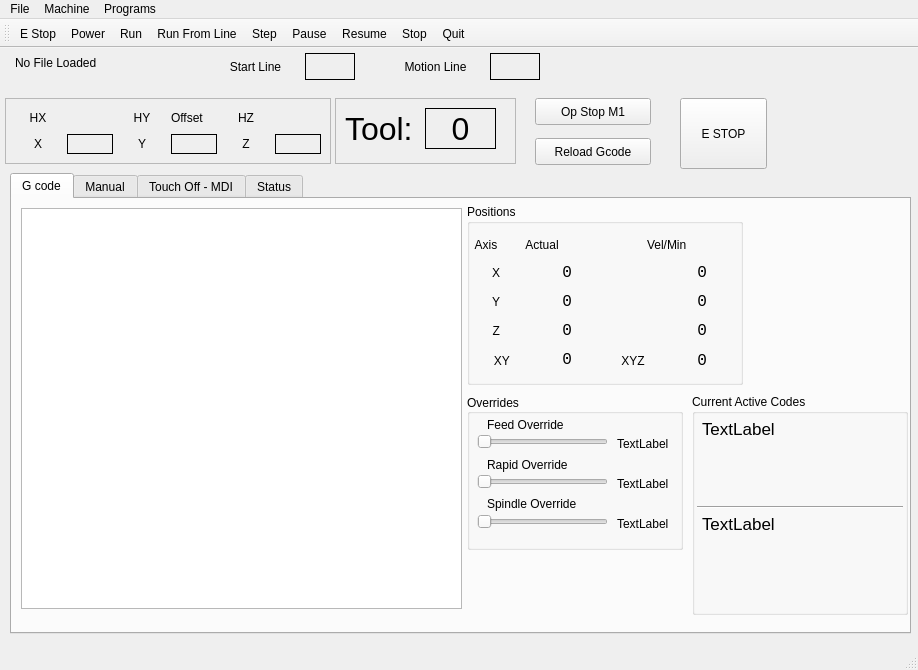
The window that examples/mill_3/mill_3.ui (jethornton/flexgui) describes before a commit, drawn with Qt 5.
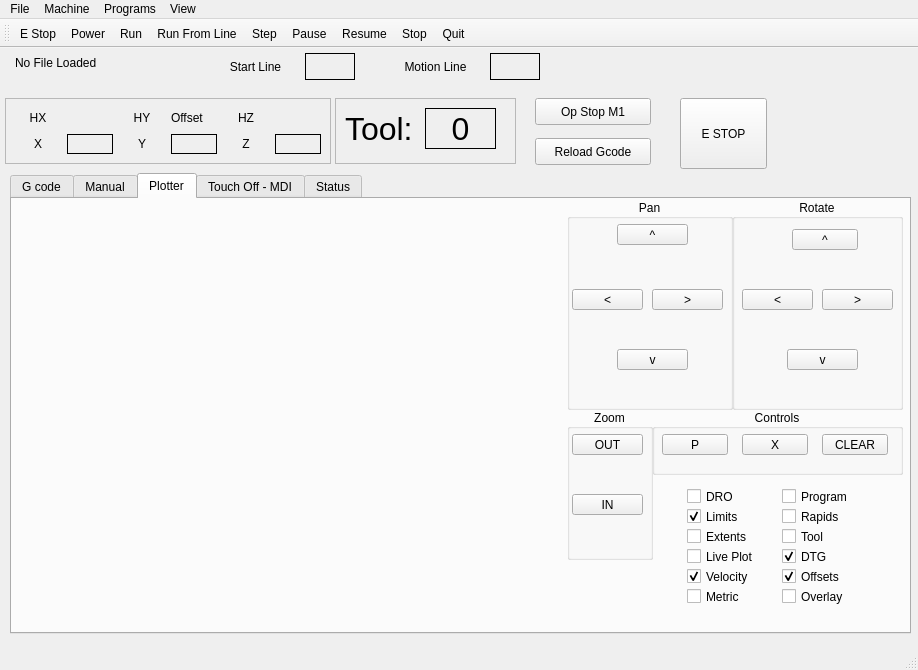
The same window after the commit. The open tabs and pages were chosen to show the change.

Commit message: 07/31/2024 push plot UI changes for mill_3 rpi_mill_3

```diff
--- a/examples/mill_3/mill_3.ui
+++ b/examples/mill_3/mill_3.ui
@@ -1469,6 +1469,443 @@
       </widget>
      </widget>
     </widget>
+    <widget class="QWidget" name="tab_3">
+     <attribute name="title">
+      <string>Plotter</string>
+     </attribute>
+     <widget class="QGroupBox" name="groupBox_14">
+      <property name="geometry">
+       <rect>
+        <x>720</x>
+        <y>0</y>
+        <width>171</width>
+        <height>211</height>
+       </rect>
+      </property>
+      <property name="title">
+       <string>Rotate</string>
+      </property>
+      <property name="alignment">
+       <set>Qt::AlignCenter</set>
+      </property>
+      <widget class="QPushButton" name="view_rotate_left_pb">
+       <property name="geometry">
+        <rect>
+         <x>10</x>
+         <y>90</y>
+         <width>71</width>
+         <height>21</height>
+        </rect>
+       </property>
+       <property name="text">
+        <string>&lt;</string>
+       </property>
+      </widget>
+      <widget class="QPushButton" name="view_rotate_right_pb">
+       <property name="geometry">
+        <rect>
+         <x>90</x>
+         <y>90</y>
+         <width>71</width>
+         <height>21</height>
+        </rect>
+       </property>
+       <property name="text">
+        <string>&gt;</string>
+       </property>
+      </widget>
+      <widget class="QPushButton" name="view_rotate_up_pb">
+       <property name="geometry">
+        <rect>
+         <x>60</x>
+         <y>30</y>
+         <width>66</width>
+         <height>21</height>
+        </rect>
+       </property>
+       <property name="text">
+        <string>^</string>
+       </property>
+      </widget>
+      <widget class="QPushButton" name="view_rotate_down_pb">
+       <property name="geometry">
+        <rect>
+         <x>55</x>
+         <y>150</y>
+         <width>71</width>
+         <height>21</height>
+        </rect>
+       </property>
+       <property name="text">
+        <string>v</string>
+       </property>
+      </widget>
+     </widget>
+     <widget class="QCheckBox" name="view_metric_units_cb">
+      <property name="geometry">
+       <rect>
+        <x>675</x>
+        <y>385</y>
+        <width>71</width>
+        <height>25</height>
+       </rect>
+      </property>
+      <property name="text">
+       <string>Metric</string>
+      </property>
+      <property name="checked">
+       <bool>false</bool>
+      </property>
+     </widget>
+     <widget class="QGroupBox" name="groupBox_13">
+      <property name="geometry">
+       <rect>
+        <x>555</x>
+        <y>0</y>
+        <width>166</width>
+        <height>211</height>
+       </rect>
+      </property>
+      <property name="title">
+       <string>Pan</string>
+      </property>
+      <property name="alignment">
+       <set>Qt::AlignCenter</set>
+      </property>
+      <widget class="QPushButton" name="view_pan_up_pb">
+       <property name="geometry">
+        <rect>
+         <x>50</x>
+         <y>25</y>
+         <width>71</width>
+         <height>21</height>
+        </rect>
+       </property>
+       <property name="text">
+        <string>^</string>
+       </property>
+      </widget>
+      <widget class="QPushButton" name="view_pan_left_pb">
+       <property name="geometry">
+        <rect>
+         <x>5</x>
+         <y>90</y>
+         <width>71</width>
+         <height>21</height>
+        </rect>
+       </property>
+       <property name="text">
+        <string>&lt;</string>
+       </property>
+      </widget>
+      <widget class="QPushButton" name="view_pan_right_pb">
+       <property name="geometry">
+        <rect>
+         <x>85</x>
+         <y>90</y>
+         <width>71</width>
+         <height>21</height>
+        </rect>
+       </property>
+       <property name="text">
+        <string>&gt;</string>
+       </property>
+      </widget>
+      <widget class="QPushButton" name="view_pan_down_pb">
+       <property name="geometry">
+        <rect>
+         <x>50</x>
+         <y>150</y>
+         <width>71</width>
+         <height>21</height>
+        </rect>
+       </property>
+       <property name="text">
+        <string>v</string>
+       </property>
+      </widget>
+     </widget>
+     <widget class="QGroupBox" name="groupBox_17">
+      <property name="geometry">
+       <rect>
+        <x>555</x>
+        <y>210</y>
+        <width>86</width>
+        <height>151</height>
+       </rect>
+      </property>
+      <property name="title">
+       <string>Zoom</string>
+      </property>
+      <property name="alignment">
+       <set>Qt::AlignCenter</set>
+      </property>
+      <widget class="QPushButton" name="view_zoom_out_pb">
+       <property name="geometry">
+        <rect>
+         <x>5</x>
+         <y>25</y>
+         <width>71</width>
+         <height>21</height>
+        </rect>
+       </property>
+       <property name="text">
+        <string>OUT</string>
+       </property>
+      </widget>
+      <widget class="QPushButton" name="view_zoom_in_pb">
+       <property name="geometry">
+        <rect>
+         <x>5</x>
+         <y>85</y>
+         <width>71</width>
+         <height>21</height>
+        </rect>
+       </property>
+       <property name="text">
+        <string>IN</string>
+       </property>
+      </widget>
+     </widget>
+     <widget class="QWidget" name="plot_widget" native="true">
+      <property name="geometry">
+       <rect>
+        <x>5</x>
+        <y>5</y>
+        <width>541</width>
+        <height>416</height>
+       </rect>
+      </property>
+     </widget>
+     <widget class="QGroupBox" name="groupBox_16">
+      <property name="geometry">
+       <rect>
+        <x>640</x>
+        <y>210</y>
+        <width>251</width>
+        <height>66</height>
+       </rect>
+      </property>
+      <property name="title">
+       <string>Controls</string>
+      </property>
+      <property name="alignment">
+       <set>Qt::AlignCenter</set>
+      </property>
+      <widget class="QPushButton" name="view_clear_pb">
+       <property name="geometry">
+        <rect>
+         <x>170</x>
+         <y>25</y>
+         <width>66</width>
+         <height>21</height>
+        </rect>
+       </property>
+       <property name="text">
+        <string>CLEAR</string>
+       </property>
+      </widget>
+      <widget class="QPushButton" name="view_p_pb">
+       <property name="geometry">
+        <rect>
+         <x>10</x>
+         <y>25</y>
+         <width>66</width>
+         <height>21</height>
+        </rect>
+       </property>
+       <property name="text">
+        <string>P</string>
+       </property>
+      </widget>
+      <widget class="QPushButton" name="view_x_pb">
+       <property name="geometry">
+        <rect>
+         <x>90</x>
+         <y>25</y>
+         <width>66</width>
+         <height>21</height>
+        </rect>
+       </property>
+       <property name="text">
+        <string>X</string>
+       </property>
+      </widget>
+     </widget>
+     <widget class="QCheckBox" name="view_limits_cb">
+      <property name="geometry">
+       <rect>
+        <x>675</x>
+        <y>305</y>
+        <width>71</width>
+        <height>25</height>
+       </rect>
+      </property>
+      <property name="text">
+       <string>Limits</string>
+      </property>
+      <property name="checked">
+       <bool>true</bool>
+      </property>
+     </widget>
+     <widget class="QCheckBox" name="view_dro_cb">
+      <property name="geometry">
+       <rect>
+        <x>675</x>
+        <y>285</y>
+        <width>56</width>
+        <height>25</height>
+       </rect>
+      </property>
+      <property name="text">
+       <string>DRO</string>
+      </property>
+     </widget>
+     <widget class="QCheckBox" name="view_velocity_cb">
+      <property name="geometry">
+       <rect>
+        <x>675</x>
+        <y>365</y>
+        <width>76</width>
+        <height>25</height>
+       </rect>
+      </property>
+      <property name="text">
+       <string>Velocity</string>
+      </property>
+      <property name="checked">
+       <bool>true</bool>
+      </property>
+     </widget>
+     <widget class="QCheckBox" name="view_dtg_cb">
+      <property name="geometry">
+       <rect>
+        <x>770</x>
+        <y>345</y>
+        <width>56</width>
+        <height>25</height>
+       </rect>
+      </property>
+      <property name="text">
+       <string>DTG</string>
+      </property>
+      <property name="checked">
+       <bool>true</bool>
+      </property>
+     </widget>
+     <widget class="QCheckBox" name="view_offsets_cb">
+      <property name="geometry">
+       <rect>
+        <x>770</x>
+        <y>365</y>
+        <width>76</width>
+        <height>25</height>
+       </rect>
+      </property>
+      <property name="text">
+       <string>Offsets</string>
+      </property>
+      <property name="checked">
+       <bool>true</bool>
+      </property>
+     </widget>
+     <widget class="QCheckBox" name="view_extents_option_cb">
+      <property name="geometry">
+       <rect>
+        <x>675</x>
+        <y>325</y>
+        <width>71</width>
+        <height>25</height>
+       </rect>
+      </property>
+      <property name="text">
+       <string>Extents</string>
+      </property>
+      <property name="checked">
+       <bool>false</bool>
+      </property>
+     </widget>
+     <widget class="QCheckBox" name="view_live_plot_cb">
+      <property name="geometry">
+       <rect>
+        <x>675</x>
+        <y>345</y>
+        <width>81</width>
+        <height>25</height>
+       </rect>
+      </property>
+      <property name="text">
+       <string>Live Plot</string>
+      </property>
+      <property name="checked">
+       <bool>false</bool>
+      </property>
+     </widget>
+     <widget class="QCheckBox" name="view_program_cb">
+      <property name="geometry">
+       <rect>
+        <x>770</x>
+        <y>285</y>
+        <width>81</width>
+        <height>25</height>
+       </rect>
+      </property>
+      <property name="text">
+       <string>Program</string>
+      </property>
+      <property name="checked">
+       <bool>false</bool>
+      </property>
+     </widget>
+     <widget class="QCheckBox" name="view_rapids_cb">
+      <property name="geometry">
+       <rect>
+        <x>770</x>
+        <y>305</y>
+        <width>71</width>
+        <height>25</height>
+       </rect>
+      </property>
+      <property name="text">
+       <string>Rapids</string>
+      </property>
+      <property name="checked">
+       <bool>false</bool>
+      </property>
+     </widget>
+     <widget class="QCheckBox" name="view_tool_cb">
+      <property name="geometry">
+       <rect>
+        <x>770</x>
+        <y>325</y>
+        <width>71</width>
+        <height>25</height>
+       </rect>
+      </property>
+      <property name="text">
+       <string>Tool</string>
+      </property>
+      <property name="checked">
+       <bool>false</bool>
+      </property>
+     </widget>
+     <widget class="QCheckBox" name="view_overlay_cb">
+      <property name="geometry">
+       <rect>
+        <x>770</x>
+        <y>385</y>
+        <width>71</width>
+        <height>25</height>
+       </rect>
+      </property>
+      <property name="text">
+       <string>Overlay</string>
+      </property>
+      <property name="checked">
+       <bool>false</bool>
+      </property>
+     </widget>
+    </widget>
     <widget class="QWidget" name="tab_2">
      <attribute name="title">
       <string>Touch Off - MDI</string>
@@ -2558,9 +2995,27 @@
     <addaction name="actionHAL_Meter"/>
     <addaction name="actionHAL_Scope"/>
    </widget>
+   <widget class="QMenu" name="menuView">
+    <property name="title">
+     <string>View</string>
+    </property>
+    <addaction name="actionDRO"/>
+    <addaction name="actionLimits"/>
+    <addaction name="actionExtents_Option"/>
+    <addaction name="actionLive_Plot"/>
+    <addaction name="actionVelocity"/>
+    <addaction name="actionMetric_Units"/>
+    <addaction name="actionProgram"/>
+    <addaction name="actionRapids"/>
+    <addaction name="actionTool"/>
+    <addaction name="actionDTG"/>
+    <addaction name="actionOffsets"/>
+    <addaction name="actionOverlay"/>
+   </widget>
    <addaction name="menuFile"/>
    <addaction name="menuMachine"/>
    <addaction name="menuPrograms"/>
+   <addaction name="menuView"/>
   </widget>
   <widget class="QStatusBar" name="statusbar"/>
   <widget class="QToolBar" name="toolBar">
```
Left out of the diff: 60 changed lines with no effect on the pictures. The commit also changes 2 other files.
